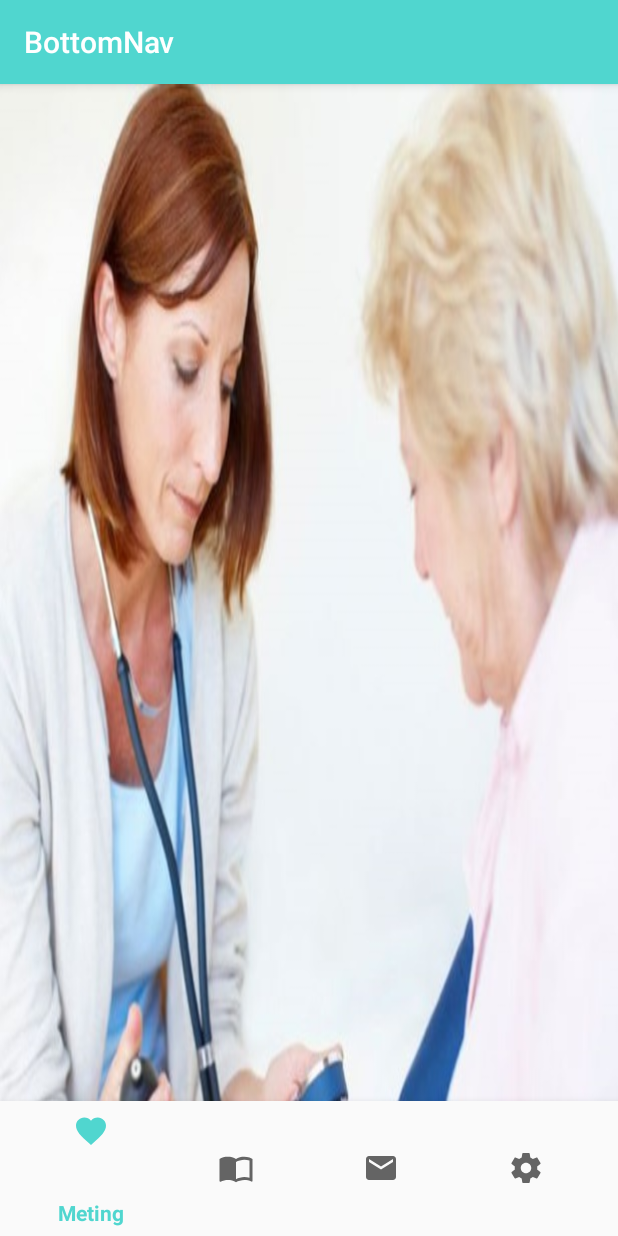
After one commit to CharmelineTiel/zvh_android, an Android app: the fragment HomeFragment placed in its activity, on a phone screen of 412 x 824 dp. The commit adds this screen. Run offline under Robolectric (Android 15) with nearby library versions, the phone set to English and light mode, and no system bars; 5 statements that could not run were skipped.

Commit message:
bottom navigation

```diff
--- a/app/build.gradle
+++ b/app/build.gradle
@@ -27,5 +27,6 @@ dependencies {
     compile 'com.android.support:appcompat-v7:26.+'
     compile 'com.android.support.constraint:constraint-layout:1.0.2'
     compile 'com.android.support:design:26.+'
+    compile 'com.android.support:support-v4:26.+'
     testCompile 'junit:junit:4.12'
 }
--- a/app/src/main/AndroidManifest.xml
+++ b/app/src/main/AndroidManifest.xml
@@ -9,18 +9,14 @@
         android:roundIcon="@mipmap/ic_launcher_round"
         android:supportsRtl="true"
         android:theme="@style/AppTheme">
-        <activity android:name=".MainActivity">
-        </activity>
         <activity
-            android:name=".BottomNav"
+            android:name=".MainActivity"
             android:label="@string/title_activity_bottom_nav">
-
             <intent-filter>
                 <action android:name="android.intent.action.MAIN" />
 
                 <category android:name="android.intent.category.LAUNCHER" />
             </intent-filter>
-
         </activity>
     </application>
 
--- /dev/null
+++ b/app/src/main/java/charmelinetiel/android_tablet_zvg/HomeFragment.java
@@ -0,0 +1,29 @@
+package charmelinetiel.android_tablet_zvg;
+
+
+import android.os.Bundle;
+import android.support.v4.app.Fragment;
+import android.view.LayoutInflater;
+import android.view.View;
+import android.view.ViewGroup;
+
+
+/**
+ * A simple {@link Fragment} subclass.
+ */
+public class HomeFragment extends Fragment {
+
+
+    public HomeFragment() {
+        // Required empty public constructor
+    }
+
+
+    @Override
+    public View onCreateView(LayoutInflater inflater, ViewGroup container,
+                             Bundle savedInstanceState) {
+        // Inflate the layout for this fragment
+        return inflater.inflate(R.layout.fragment_home, container, false);
+    }
+
+}
--- a/app/src/main/res/layout/activity_main.xml
+++ b/app/src/main/res/layout/activity_main.xml
@@ -1,29 +1,27 @@
 <?xml version="1.0" encoding="utf-8"?>
-<RelativeLayout xmlns:android="http://schemas.android.com/apk/res/android"
+<LinearLayout xmlns:android="http://schemas.android.com/apk/res/android"
+    xmlns:app="http://schemas.android.com/apk/res-auto"
     xmlns:tools="http://schemas.android.com/tools"
+    android:id="@+id/container"
     android:layout_width="match_parent"
     android:layout_height="match_parent"
+    android:orientation="vertical"
     tools:context="charmelinetiel.android_tablet_zvg.MainActivity">
 
+    <FrameLayout
+        android:id="@+id/content"
+        android:layout_width="match_parent"
+        android:layout_height="0dp"
+        android:layout_weight="1">
 
-    <ImageView
-        android:id="@+id/home_background"
-        android:layout_width="fill_parent"
-        android:layout_height="fill_parent"
-        android:scaleType="fitXY"
-        android:src="@drawable/home_bg"
-        />
+    </FrameLayout>
 
-    <Button
-        android:id="@+id/metingBtn"
-        android:layout_centerInParent="true"
-        android:layout_width="wrap_content"
-        android:layout_height="wrap_content"
-        android:width="400dp"
-        android:height="80dp"
-        android:textSize="23sp"
-        android:background="@color/colorAccent"
-        android:text="@string/startButton"
-        android:textColor="@color/whiteText"
-        />
-</RelativeLayout>
+    <android.support.design.widget.BottomNavigationView
+        android:id="@+id/navigation"
+        android:layout_width="match_parent"
+        android:layout_height="90dp"
+        android:layout_gravity="bottom"
+        android:background="?android:attr/windowBackground"
+        app:menu="@menu/navigation" />
+
+</LinearLayout>
--- /dev/null
+++ b/app/src/main/res/layout/fragment_home.xml
@@ -0,0 +1,35 @@
+<FrameLayout xmlns:android="http://schemas.android.com/apk/res/android"
+    xmlns:tools="http://schemas.android.com/tools"
+    android:layout_width="match_parent"
+    android:layout_height="match_parent"
+    tools:context="charmelinetiel.android_tablet_zvg.HomeFragment">
+
+    <!-- TODO: Update blank fragment layout -->
+
+    <LinearLayout
+        android:orientation="horizontal"
+        android:layout_width="match_parent"
+        android:layout_height="match_parent">
+
+        <ImageView
+            android:id="@+id/home_background"
+            android:layout_width="fill_parent"
+            android:layout_height="763dp"
+            android:scaleType="fitXY"
+            android:src="@drawable/home_bg" />
+
+        <Button
+            android:id="@+id/metingBtn"
+            android:layout_width="wrap_content"
+            android:layout_height="wrap_content"
+            android:layout_centerInParent="true"
+            android:width="400dp"
+            android:height="80dp"
+            android:background="@color/colorAccent"
+            android:text="@string/startButton"
+            android:textColor="@color/whiteText"
+            android:textSize="23sp" />
+
+    </LinearLayout>
+
+</FrameLayout>
--- a/app/src/main/res/values/strings.xml
+++ b/app/src/main/res/values/strings.xml
@@ -7,4 +7,10 @@
     <string name="title_diary">Dagboek</string>
     <string name="title_contact">Contact</string>
     <string name="title_settings">Service</string>
+
+    <!-- TODO: Remove or change this placeholder text -->
+    <string name="hello_blank_fragment">Hello blank fragment</string>
+    <string name="title_activity_main2">MainActivity2</string>
+    <string name="title_dashboard">Dashboard</string>
+    <string name="title_notifications">Notifications</string>
 </resources>
```
Also changed, not shown: app/src/main/java/charmelinetiel/android_tablet_zvg/BottomNav.java (deleted, +0 -76 lines), app/src/main/java/charmelinetiel/android_tablet_zvg/DiaryFragment.java (added, +29 -0 lines), app/src/main/java/charmelinetiel/android_tablet_zvg/MainActivity.java (+78 -1 lines), app/src/main/res/drawable/ic_dashboard_black_24dp.xml (added, +9 -0 lines), app/src/main/res/drawable/ic_home_black_24dp.xml (added, +9 -0 lines), app/src/main/res/drawable/ic_notifications_black_24dp.xml (added, +9 -0 lines), app/src/main/res/layout/activity_bottom_nav.xml (deleted, +0 -37 lines), app/src/main/res/layout/fragment_diary.xml (added, +14 -0 lines).
